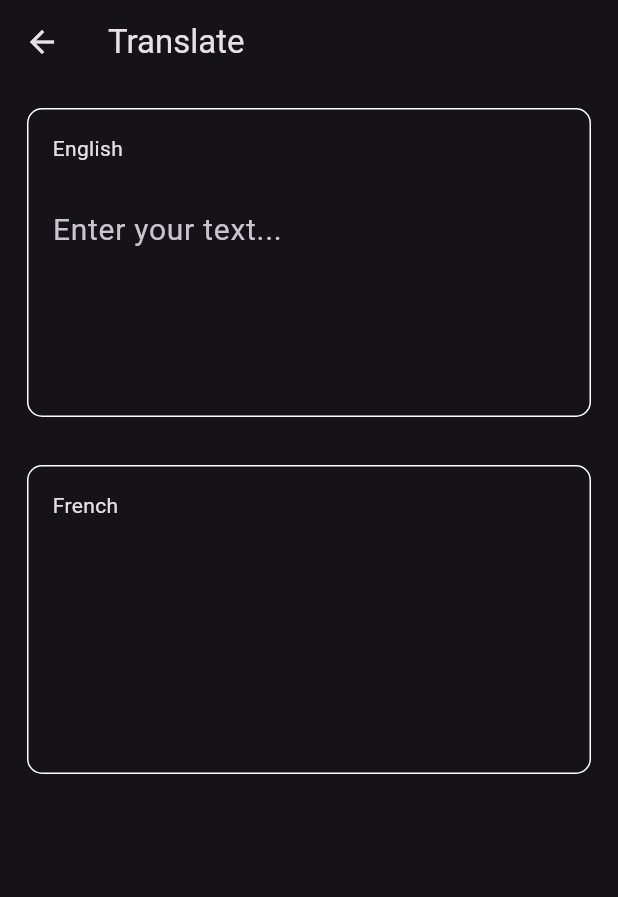
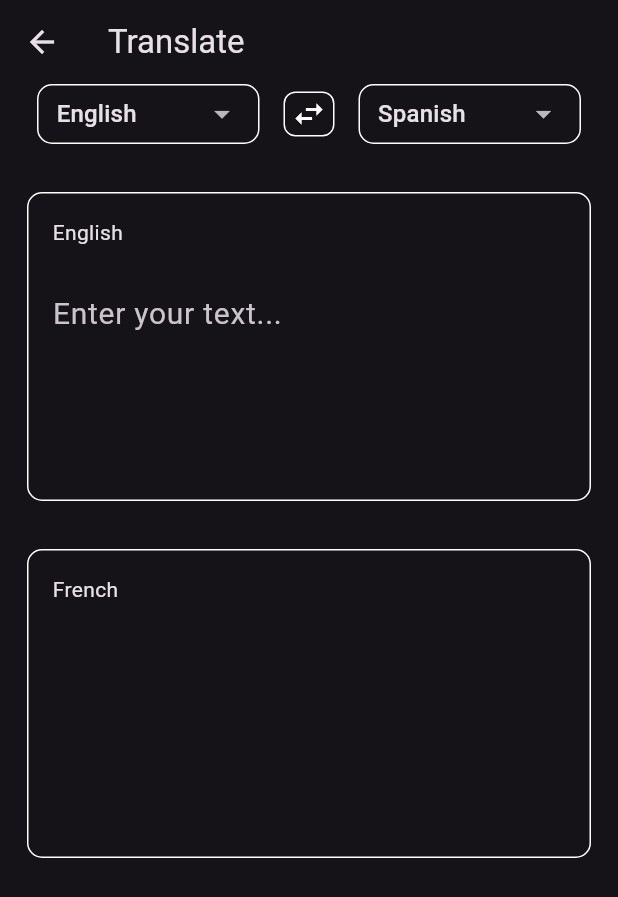
Before and after one commit to Michael-Ogundipe/gemilingo, a Flutter app: the TextToTextPage screen opened directly, on a phone screen of 412 x 824 dp. Shown: the top 897 px of the screen. Run offline on Flutter 3.47's test engine with Material 3 defaults, Android fonts, the light colour scheme and no system bars; our stand-ins replace flutter_dotenv, flutter_markdown, google_generative_ai.

Commit message:
added the drop down button

```diff
--- a/lib/text_to_text_page.dart
+++ b/lib/text_to_text_page.dart
@@ -4,6 +4,7 @@ import 'package:flutter/material.dart';
 import 'package:flutter_dotenv/flutter_dotenv.dart';
 import 'package:google_generative_ai/google_generative_ai.dart';
 
+import 'widgets/drop_down_widget.dart';
 import 'widgets/translation_field.dart';
 
 class TextToTextPage extends StatefulWidget {
@@ -15,9 +16,31 @@ class TextToTextPage extends StatefulWidget {
 
 class _TextToTextPageState extends State<TextToTextPage> {
   final TextEditingController _translatedController = TextEditingController();
+  final TextEditingController _inputController = TextEditingController();
   Timer? _debounce;
   late final GenerativeModel _model;
   bool _isTranslating = false;
+
+  String _selectedLanguage = 'English';
+  String _translatedLanguage = 'Spanish';
+
+  final List<String> _languages = [
+    'English',
+    'French',
+    'Spanish',
+    'Italian',
+    'Portuguese',
+    'Chinese',
+  ];
+
+  final List<String> _translatedLanguages = [
+    'English',
+    'French',
+    'Spanish',
+    'Italian',
+    'Portuguese',
+    'Chinese',
+  ];
 
   @override
   void initState() {
@@ -76,6 +99,62 @@ class _TextToTextPageState extends State<TextToTextPage> {
         padding: const EdgeInsets.symmetric(horizontal: 18.0),
         child: Column(
           children: [
+            Row(
+              mainAxisSize: MainAxisSize.min,
+              children: [
+                DropDownWidget(
+                  value: _selectedLanguage,
+                  items: _languages.map((String language) {
+                    return DropdownMenuItem(
+                      value: language,
+                      child: Text(language),
+                    );
+                  }).toList(),
+                  onChanged: (String? newValue) {
+                    if (newValue != null) {
+                      setState(() {
+                        _selectedLanguage = newValue;
+                        if (_inputController.text.isNotEmpty) {
+                          _translateText(_inputController.text);
+                        }
+
+                      });
+                    }
+                  },
+                ),
+                const SizedBox(width: 16),
+                Container(
+                  padding:
+                      const EdgeInsets.symmetric(horizontal: 4, vertical: 2),
+                  decoration: BoxDecoration(
+                    border: Border.all(color: Colors.white),
+                    borderRadius: const BorderRadius.all(Radius.circular(8)),
+                  ),
+                  child: const Icon(Icons.swap_horiz_outlined),
+                ),
+                const SizedBox(width: 16),
+                DropDownWidget(
+                  value: _translatedLanguage,
+                  items: _translatedLanguages.map((String language) {
+                    return DropdownMenuItem(
+                      value: language,
+                      child: Text(language),
+                    );
+                  }).toList(),
+                  onChanged: (String? newValue) {
+                    if (newValue != null) {
+                      setState(() {
+                        _translatedLanguage = newValue;
+                        if (_inputController.text.isNotEmpty) {
+                          _translateText(_inputController.text);
+                        }
+                      });
+                    }
+                  },
+                ),
+              ],
+            ),
+            const SizedBox(height: 16),
             TranslationField(
               label: 'English',
               hintText: 'Enter your text...',
--- /dev/null
+++ b/lib/widgets/drop_down_widget.dart
@@ -0,0 +1,37 @@
+import 'package:flutter/material.dart';
+
+class DropDownWidget extends StatelessWidget {
+  const DropDownWidget({
+    super.key,
+    required this.value,
+    this.items,
+    this.onChanged,
+  });
+
+  final String value;
+  final List<DropdownMenuItem<String>>? items;
+  final ValueChanged<String?>? onChanged;
+
+  @override
+  Widget build(BuildContext context) {
+    return Container(
+      height: 40,
+      width: MediaQuery.of(context).size.width *0.36,
+      padding: const EdgeInsets.symmetric(horizontal: 12),
+      decoration: BoxDecoration(
+        border: Border.all(color: Colors.white), // Match your other borders
+        borderRadius:
+            BorderRadius.circular(10), // Match your other border radius
+      ),
+      child: DropdownButton<String>(
+        value: value,
+
+        isExpanded: true,
+        underline: Container(),
+        // Remove the default underline
+        items: items,
+        onChanged: onChanged,
+      ),
+    );
+  }
+}
```
